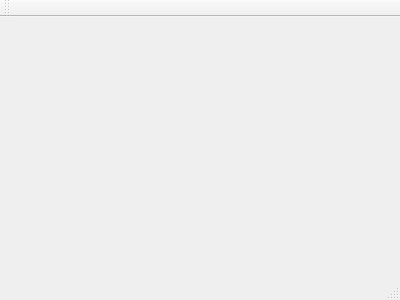
This is CPP/QtProjects/NotepadProject/notepad.ui in arunbalachandran/GenericProjects as Qt 5 draws it before an edit. The edited form follows.
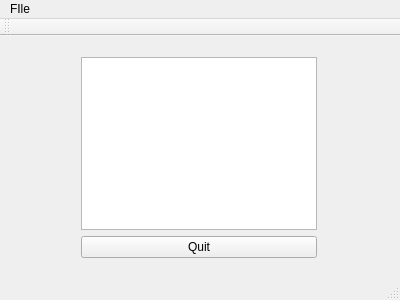
This is the edited form.

The edit to the form file:
```diff
--- a/CPP/QtProjects/NotepadProject/notepad.ui
+++ b/CPP/QtProjects/NotepadProject/notepad.ui
@@ -12,13 +12,69 @@
   <property name="windowTitle" >
    <string>Notepad</string>
   </property>
-  <widget class="QMenuBar" name="menuBar" />
-  <widget class="QToolBar" name="mainToolBar" />
-  <widget class="QWidget" name="centralWidget" />
-  <widget class="QStatusBar" name="statusBar" />
+  <widget class="QWidget" name="centralWidget">
+   <widget class="QWidget" name="">
+    <property name="geometry">
+     <rect>
+      <x>70</x>
+      <y>10</y>
+      <width>258</width>
+      <height>223</height>
+     </rect>
+    </property>
+    <layout class="QVBoxLayout" name="verticalLayout">
+     <item>
+      <widget class="QTextEdit" name="textEdit"/>
+     </item>
+     <item>
+      <widget class="QPushButton" name="quitButton">
+       <property name="text">
+        <string>Quit</string>
+       </property>
+      </widget>
+     </item>
+    </layout>
+   </widget>
+  </widget>
+  <widget class="QMenuBar" name="menuBar">
+   <property name="geometry">
+    <rect>
+     <x>0</x>
+     <y>0</y>
+     <width>400</width>
+     <height>21</height>
+    </rect>
+   </property>
+   <widget class="QMenu" name="menuFIle">
+    <property name="title">
+     <string>FIle</string>
+    </property>
+    <addaction name="actionOpen"/>
+    <addaction name="actionSave"/>
+   </widget>
+   <addaction name="menuFIle"/>
+  </widget>
+  <widget class="QToolBar" name="mainToolBar">
+   <attribute name="toolBarArea">
+    <enum>TopToolBarArea</enum>
+   </attribute>
+   <attribute name="toolBarBreak">
+    <bool>false</bool>
+   </attribute>
+  </widget>
+  <widget class="QStatusBar" name="statusBar"/>
+  <action name="actionOpen">
+   <property name="text">
+    <string>Open</string>
+   </property>
+  </action>
+  <action name="actionSave">
+   <property name="text">
+    <string>Save</string>
+   </property>
+  </action>
  </widget>
- <layoutDefault spacing="6" margin="11" />
- <pixmapfunction></pixmapfunction>
+ <layoutdefault spacing="6" margin="11"/>
  <resources/>
  <connections/>
 </ui>
```
Left out of the diff: 7 changed lines with no effect on the pictures.
